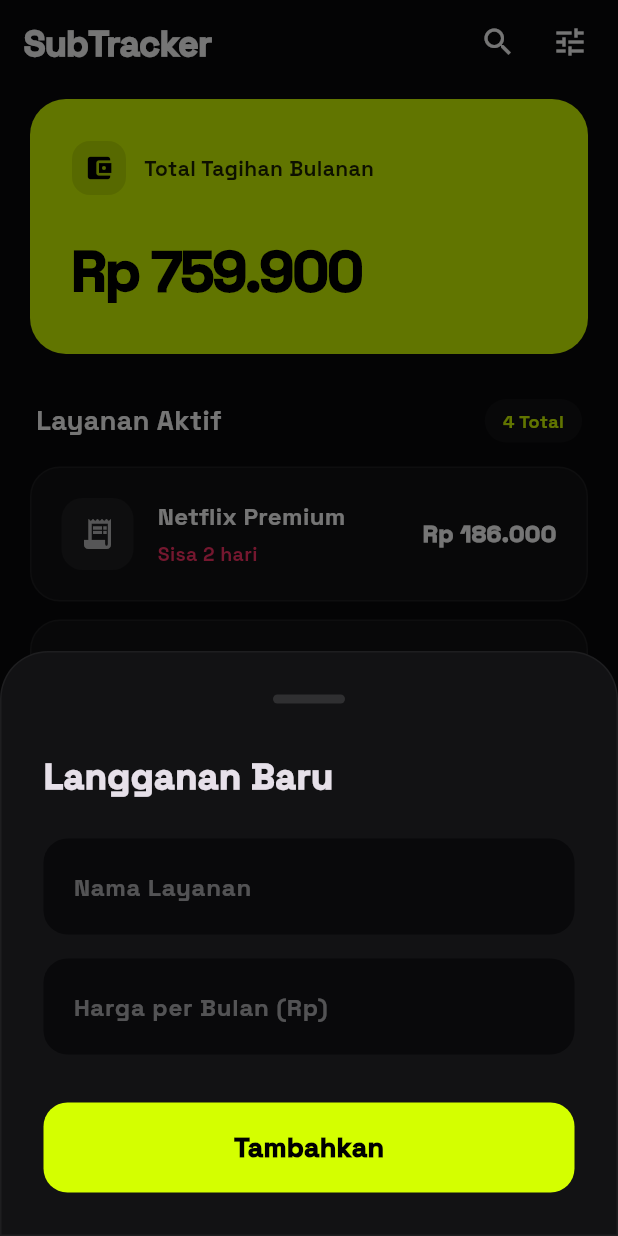
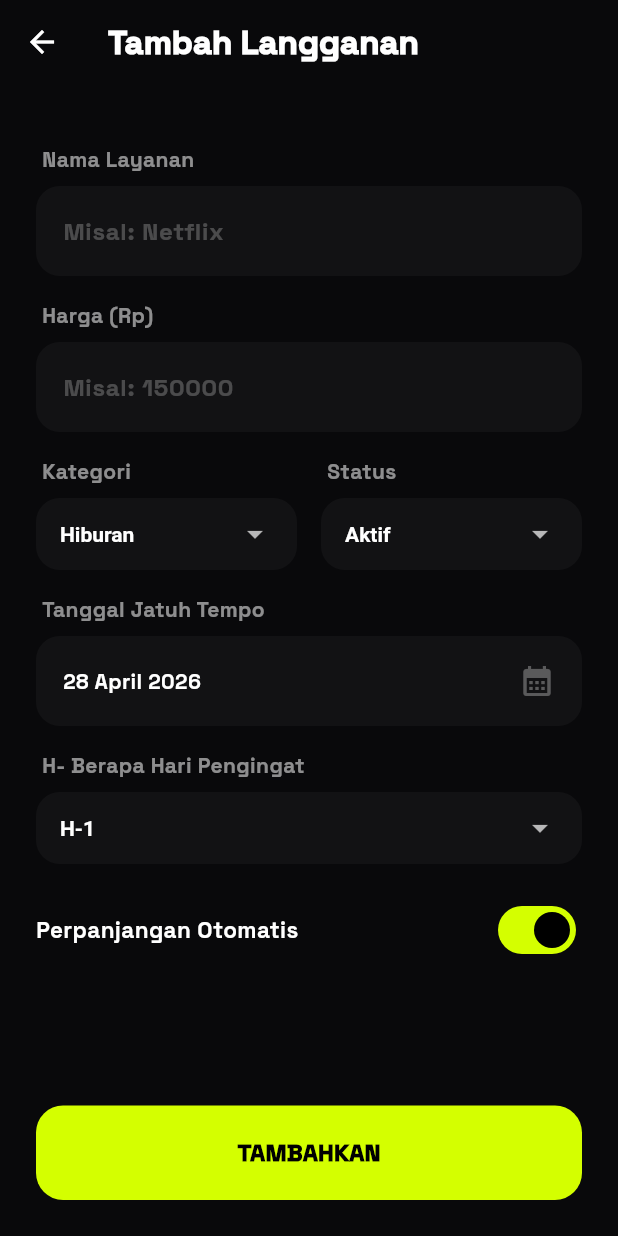
Before and after one commit to sofyan-vb/SubTracker, a Flutter app: the screen it shows after launch, after a tap on the "add" icon, on a phone screen of 412 x 824 dp. Run offline on Flutter 3.47's test engine with Material 3 defaults, Android fonts, the phone set to English and light mode, and no system bars; drawn by our look-alikes of flutter_slidable; our stand-ins replace google_fonts.

Commit message:
Memperbaiki pada tampilan icon tambah agar layar form yang awalnya kecil sekarang menjadi full screen fungsinya untuk memudahkan saat menambahkan data baru

```diff
--- /dev/null
+++ b/lib/screens/add_screen.dart
@@ -0,0 +1,228 @@
+// lib/screens/add_screen.dart
+import 'package:flutter/material.dart';
+import 'package:provider/provider.dart';
+import 'package:intl/intl.dart';
+import '../models/subscription.dart';
+import '../providers/subscription_provider.dart';
+
+class AddScreen extends StatefulWidget {
+  const AddScreen({super.key});
+
+  @override
+  State<AddScreen> createState() => _AddScreenState();
+}
+
+class _AddScreenState extends State<AddScreen> {
+  final _nameCtrl = TextEditingController();
+  final _priceCtrl = TextEditingController();
+
+  String _selectedCategory = 'Hiburan';
+  DateTime _selectedDate = DateTime.now();
+  bool _isAutoRenew = true;
+  String _selectedStatus = 'Aktif';
+  int _reminderDays = 1;
+
+  final List<String> _categories = ['Hiburan', 'Musik', 'Software', 'Utilitas', 'Lainnya'];
+  final List<String> _statuses = ['Aktif', 'Non-Aktif'];
+
+  @override
+  void dispose() {
+    _nameCtrl.dispose();
+    _priceCtrl.dispose();
+    super.dispose();
+  }
+
+  Future<void> _selectDate(BuildContext context) async {
+    final DateTime? picked = await showDatePicker(
+      context: context,
+      initialDate: _selectedDate,
+      firstDate: DateTime.now(),
+      lastDate: DateTime(2101),
+      builder: (context, child) {
+        return Theme(
+          data: Theme.of(context).copyWith(
+            colorScheme: const ColorScheme.dark(
+              primary: Color(0xFFD4FF00),
+              onPrimary: Colors.black,
+              surface: Color(0xFF121214),
+              onSurface: Colors.white,
+            ),
+          ),
+          child: child!,
+        );
+      },
+    );
+    if (picked != null) setState(() => _selectedDate = picked);
+  }
+
+  Widget _buildLabel(String text) {
+    return Padding(
+      padding: const EdgeInsets.only(bottom: 8, left: 4, top: 16),
+      child: Text(text, style: const TextStyle(color: Colors.white54, fontSize: 14, fontWeight: FontWeight.bold)),
+    );
+  }
+
+  @override
+  Widget build(BuildContext context) {
+    // MENGGUNAKAN SCAFFOLD AGAR MENJADI HALAMAN FULL SCREEN
+    return Scaffold(
+      backgroundColor: const Color(0xFF09090B), // Latar belakang hitam pekat
+      appBar: AppBar(
+        backgroundColor: const Color(0xFF09090B),
+        elevation: 0,
+        leading: IconButton(
+          icon: const Icon(Icons.arrow_back, color: Colors.white),
+          onPressed: () => Navigator.pop(context),
+        ),
+        title: const Text('Tambah Langganan', style: TextStyle(fontSize: 22, fontWeight: FontWeight.w900, color: Colors.white)),
+      ),
+      body: SafeArea(
+        child: Column(
+          children: [
+            Expanded(
+              child: SingleChildScrollView(
+                physics: const BouncingScrollPhysics(),
+                padding: const EdgeInsets.all(24),
+                child: Column(
+                  crossAxisAlignment: CrossAxisAlignment.start,
+                  children: [
+                    _buildLabel('Nama Layanan'),
+                    _buildTextField(_nameCtrl, 'Misal: Netflix'),
+
+                    _buildLabel('Harga (Rp)'),
+                    _buildTextField(_priceCtrl, 'Misal: 150000', isNumber: true),
+
+                    Row(
+                      children: [
+                        Expanded(
+                          child: Column(
+                            crossAxisAlignment: CrossAxisAlignment.start,
+                            children: [
+                              _buildLabel('Kategori'),
+                              _buildDropdown(_selectedCategory, _categories, (val) => setState(() => _selectedCategory = val!)),
+                            ],
+                          ),
+                        ),
+                        const SizedBox(width: 16),
+                        Expanded(
+                          child: Column(
+                            crossAxisAlignment: CrossAxisAlignment.start,
+                            children: [
+                              _buildLabel('Status'),
+                              _buildDropdown(_selectedStatus, _statuses, (val) => setState(() => _selectedStatus = val!)),
+                            ],
+                          ),
+                        ),
+                      ],
+                    ),
+
+                    _buildLabel('Tanggal Jatuh Tempo'),
+                    GestureDetector(
+                      onTap: () => _selectDate(context),
+                      child: _buildFakeInput(DateFormat('dd MMMM yyyy').format(_selectedDate), Icons.calendar_month),
+                    ),
+
+                    _buildLabel('H- Berapa Hari Pengingat'),
+                    _buildDropdown('H-$_reminderDays', ['H-1', 'H-3', 'H-7'], (val) {
+                      setState(() => _reminderDays = int.parse(val!.replaceAll('H-', '')));
+                    }),
+
+                    const SizedBox(height: 20),
+                    _buildSwitch('Perpanjangan Otomatis', _isAutoRenew, (val) => setState(() => _isAutoRenew = val)),
+
+                    const SizedBox(height: 40),
+                  ],
+                ),
+              ),
+            ),
+
+            // TOMBOL SIMPAN DI BAGIAN PALING BAWAH LAYAR
+            Container(
+              padding: const EdgeInsets.all(24),
+              width: double.infinity,
+              child: ElevatedButton(
+                style: ElevatedButton.styleFrom(
+                  backgroundColor: const Color(0xFFD4FF00),
+                  padding: const EdgeInsets.symmetric(vertical: 20),
+                  shape: RoundedRectangleBorder(borderRadius: BorderRadius.circular(18)),
+                  elevation: 0,
+                ),
+                onPressed: () {
+                  if (_nameCtrl.text.isNotEmpty && _priceCtrl.text.isNotEmpty) {
+                    final newSub = Subscription(
+                      id: DateTime.now().toString(),
+                      name: _nameCtrl.text,
+                      price: double.parse(_priceCtrl.text),
+                      dueDate: _selectedDate,
+                      category: _selectedCategory,
+                    );
+                    context.read<SubProvider>().addSub(newSub);
+                    Navigator.pop(context); // Kembali ke dashboard setelah simpan
+                  }
+                },
+                child: const Text('TAMBAHKAN', style: TextStyle(fontSize: 16, fontWeight: FontWeight.w900, color: Colors.black)),
+              ),
+            ),
+          ],
+        ),
+      ),
+    );
+  }
+
+  // Helper Widgets (Sama seperti sebelumnya)
+  Widget _buildTextField(TextEditingController ctrl, String hint, {bool isNumber = false}) {
+    return Container(
+      decoration: BoxDecoration(color: const Color(0xFF121214), borderRadius: BorderRadius.circular(16)), // Warna form sedikit lebih terang dari background
+      child: TextField(
+        controller: ctrl,
+        keyboardType: isNumber ? TextInputType.number : TextInputType.text,
+        style: const TextStyle(color: Colors.white, fontWeight: FontWeight.bold),
+        decoration: InputDecoration(hintText: hint, hintStyle: const TextStyle(color: Colors.white24), border: InputBorder.none, contentPadding: const EdgeInsets.all(18)),
+      ),
+    );
+  }
+
+  Widget _buildDropdown(String value, List<String> items, Function(String?) onChanged) {
+    return Container(
+      padding: const EdgeInsets.symmetric(horizontal: 16),
+      decoration: BoxDecoration(color: const Color(0xFF121214), borderRadius: BorderRadius.circular(16)),
+      child: DropdownButtonHideUnderline(
+        child: DropdownButton<String>(
+          value: value,
+          isExpanded: true,
+          dropdownColor: const Color(0xFF121214),
+          style: const TextStyle(color: Colors.white, fontWeight: FontWeight.bold),
+          items: items.map((e) => DropdownMenuItem(value: e, child: Text(e))).toList(),
+          onChanged: onChanged,
+        ),
+      ),
+    );
+  }
+
+  Widget _buildFakeInput(String text, IconData icon) {
+    return Container(
+      padding: const EdgeInsets.all(18),
+      decoration: BoxDecoration(color: const Color(0xFF121214), borderRadius: BorderRadius.circular(16)),
+      child: Row(
+        mainAxisAlignment: MainAxisAlignment.spaceBetween,
+        children: [Text(text, style: const TextStyle(color: Colors.white, fontWeight: FontWeight.bold)), Icon(icon, color: Colors.white30)],
+      ),
+    );
+  }
+
+  Widget _buildSwitch(String label, bool value, Function(bool) onChanged) {
+    return Row(
+      mainAxisAlignment: MainAxisAlignment.spaceBetween,
+      children: [
+        Text(label, style: const TextStyle(color: Colors.white, fontWeight: FontWeight.bold, fontSize: 15)),
+        Switch(
+          value: value,
+          onChanged: onChanged,
+          activeColor: Colors.black,
+          activeTrackColor: const Color(0xFFD4FF00),
+          inactiveTrackColor: Colors.white12,
+        ),
+      ],
+    );
+  }
+}
--- a/lib/screens/dashboard_screen.dart
+++ b/lib/screens/dashboard_screen.dart
@@ -1,9 +1,13 @@
+// lib/screens/dashboard_screen.dart
 import 'package:flutter/material.dart';
 import 'package:provider/provider.dart';
 import 'package:intl/intl.dart';
 import '../providers/subscription_provider.dart';
 import '../widgets/subscription_tile.dart';
-import '../widgets/add_bottom_sheet.dart';
+
+// PERBAIKAN IMPORT:
+// Karena sekarang add_screen.dart ada di folder yang sama (screens), kita panggil seperti ini:
+import 'add_screen.dart';
 
 class DashboardScreen extends StatefulWidget {
   const DashboardScreen({super.key});
@@ -22,7 +26,7 @@ class _DashboardScreenState extends State<DashboardScreen> {
         backgroundColor: const Color(0xFF09090B),
         elevation: 0,
         title: const Text(
-          'SubTracker', // Judul diubah sesuai permintaan
+          'SubTracker',
           style: TextStyle(fontSize: 24, fontWeight: FontWeight.w900, color: Colors.white, letterSpacing: -0.5)
         ),
         actions: [
@@ -49,31 +53,29 @@ class _DashboardScreenState extends State<DashboardScreen> {
         ],
       ),
 
-      // Tombol Tambah di tengah (Tanpa bayangan)
+      // Tombol Tambah ke Halaman Full Screen
       floatingActionButtonLocation: FloatingActionButtonLocation.centerDocked,
       floatingActionButton: Container(
         margin: const EdgeInsets.only(top: 30),
         child: FloatingActionButton(
-          elevation: 0, // 100% Hilangkan bayangan
+          elevation: 0,
           hoverElevation: 0,
           highlightElevation: 0,
-          backgroundColor: const Color(0xFFD4FF00), // Warna Neon Lime yang berani
+          backgroundColor: const Color(0xFFD4FF00),
           shape: RoundedRectangleBorder(borderRadius: BorderRadius.circular(20)),
-          child: const Icon(Icons.add, size: 32, color: Colors.black), // Ikon hitam agar kontras
+          child: const Icon(Icons.add, size: 32, color: Colors.black),
           onPressed: () {
-            showModalBottomSheet(
-              context: context,
-              isScrollControlled: true,
-              backgroundColor: Colors.transparent,
-              builder: (context) => const AddSubBottomSheet(),
+            // PERBAIKAN NAVIGASI: Pindah ke layar baru
+            Navigator.push(
+              context,
+              MaterialPageRoute(builder: (context) => const AddScreen()),
             );
           },
         ),
       ),
 
-      // Bottom Navigation yang elegan
       bottomNavigationBar: BottomAppBar(
-        color: const Color(0xFF121214), // Sedikit lebih terang dari background
+        color: const Color(0xFF121214),
         elevation: 0,
         shape: const CircularNotchedRectangle(),
         notchMargin: 12,
@@ -85,7 +87,7 @@ class _DashboardScreenState extends State<DashboardScreen> {
               onPressed: () => setState(() => _currentIndex = 0),
               child: Icon(Icons.dashboard_rounded, color: _currentIndex == 0 ? const Color(0xFFD4FF00) : Colors.grey[700], size: 28),
             ),
-            const SizedBox(width: 50), // Ruang untuk FAB
+            const SizedBox(width: 50),
             MaterialButton(
               minWidth: 50,
               onPressed: () => setState(() => _currentIndex = 1),
@@ -111,15 +113,13 @@ class _HomeView extends StatelessWidget {
       child: Column(
         crossAxisAlignment: CrossAxisAlignment.start,
         children: [
-          // HERO CARD (High Contrast - Flat Design Tanpa Bayangan)
           Container(
             width: double.infinity,
             margin: const EdgeInsets.symmetric(horizontal: 20, vertical: 10),
             padding: const EdgeInsets.all(28),
             decoration: BoxDecoration(
-              color: const Color(0xFFD4FF00), // Solid Neon Lime (Sangat kontras dan modern)
+              color: const Color(0xFFD4FF00),
               borderRadius: BorderRadius.circular(24),
-              // BOX SHADOW DIHAPUS TOTAL
             ),
             child: Column(
               crossAxisAlignment: CrossAxisAlignment.start,
--- a/lib/widgets/add_bottom_sheet.dart
+++ /dev/null
@@ -1,100 +0,0 @@
-import 'package:flutter/material.dart';
-import 'package:provider/provider.dart';
-import '../models/subscription.dart';
-import '../providers/subscription_provider.dart';
-
-class AddSubBottomSheet extends StatefulWidget {
-  const AddSubBottomSheet({super.key});
-
-  @override
-  State<AddSubBottomSheet> createState() => _AddSubBottomSheetState();
-}
-
-class _AddSubBottomSheetState extends State<AddSubBottomSheet> {
-  final _nameCtrl = TextEditingController();
-  final _priceCtrl = TextEditingController();
-
-  @override
-  Widget build(BuildContext context) {
-    final bottomInset = MediaQuery.of(context).viewInsets.bottom;
-
-    return Container(
-      padding: EdgeInsets.fromLTRB(28, 28, 28, bottomInset + 28),
-      decoration: BoxDecoration(
-        color: const Color(0xFF121214), // Solid Background
-        borderRadius: const BorderRadius.vertical(top: Radius.circular(32)),
-        border: Border.all(color: Colors.white.withOpacity(0.05)),
-      ),
-      child: Column(
-        mainAxisSize: MainAxisSize.min,
-        crossAxisAlignment: CrossAxisAlignment.start,
-        children: [
-          Center(child: Container(width: 48, height: 6, decoration: BoxDecoration(color: Colors.white12, borderRadius: BorderRadius.circular(10)))),
-          const SizedBox(height: 32),
-          const Text('Langganan Baru', style: TextStyle(fontSize: 24, fontWeight: FontWeight.w900)),
-          const SizedBox(height: 24),
-
-          // TextField Flat Design
-          Container(
-            decoration: BoxDecoration(color: const Color(0xFF09090B), borderRadius: BorderRadius.circular(16)),
-            child: TextField(
-              controller: _nameCtrl,
-              style: const TextStyle(color: Colors.white, fontWeight: FontWeight.bold),
-              decoration: const InputDecoration(
-                hintText: 'Nama Layanan',
-                hintStyle: TextStyle(color: Colors.white30),
-                border: InputBorder.none,
-                contentPadding: EdgeInsets.all(20),
-              ),
-            ),
-          ),
-          const SizedBox(height: 16),
-
-          Container(
-            decoration: BoxDecoration(color: const Color(0xFF09090B), borderRadius: BorderRadius.circular(16)),
-            child: TextField(
-              controller: _priceCtrl,
-              keyboardType: TextInputType.number,
-              style: const TextStyle(color: Colors.white, fontWeight: FontWeight.bold),
-              decoration: const InputDecoration(
-                hintText: 'Harga per Bulan (Rp)',
-                hintStyle: TextStyle(color: Colors.white30),
-                border: InputBorder.none,
-                contentPadding: EdgeInsets.all(20),
-              ),
-            ),
-          ),
-          const SizedBox(height: 32),
-
-          // Tombol Tanpa Bayangan
-          SizedBox(
-            width: double.infinity,
-            height: 60,
-            child: ElevatedButton(
-              style: ElevatedButton.styleFrom(
-                backgroundColor: const Color(0xFFD4FF00), // Solid Neon Lime
-                shape: RoundedRectangleBorder(borderRadius: BorderRadius.circular(16)),
-                elevation: 0, // 100% Hilangkan bayangan
-                shadowColor: Colors.transparent, // Pastikan tidak ada bayangan
-              ),
-              onPressed: () {
-                if (_nameCtrl.text.isNotEmpty && _priceCtrl.text.isNotEmpty) {
-                  final newSub = Subscription(
-                    id: DateTime.now().toString(),
-                    name: _nameCtrl.text,
-                    price: double.parse(_priceCtrl.text),
-                    dueDate: DateTime.now().add(const Duration(days: 30)),
-                    category: 'Lainnya',
-                  );
-                  context.read<SubProvider>().addSub(newSub);
-                  Navigator.pop(context);
-                }
-              },
-              child: const Text('Tambahkan', style: TextStyle(fontSize: 18, fontWeight: FontWeight.w900, color: Colors.black)),
-            ),
-          )
-        ],
-      ),
-    );
-  }
-}
```
